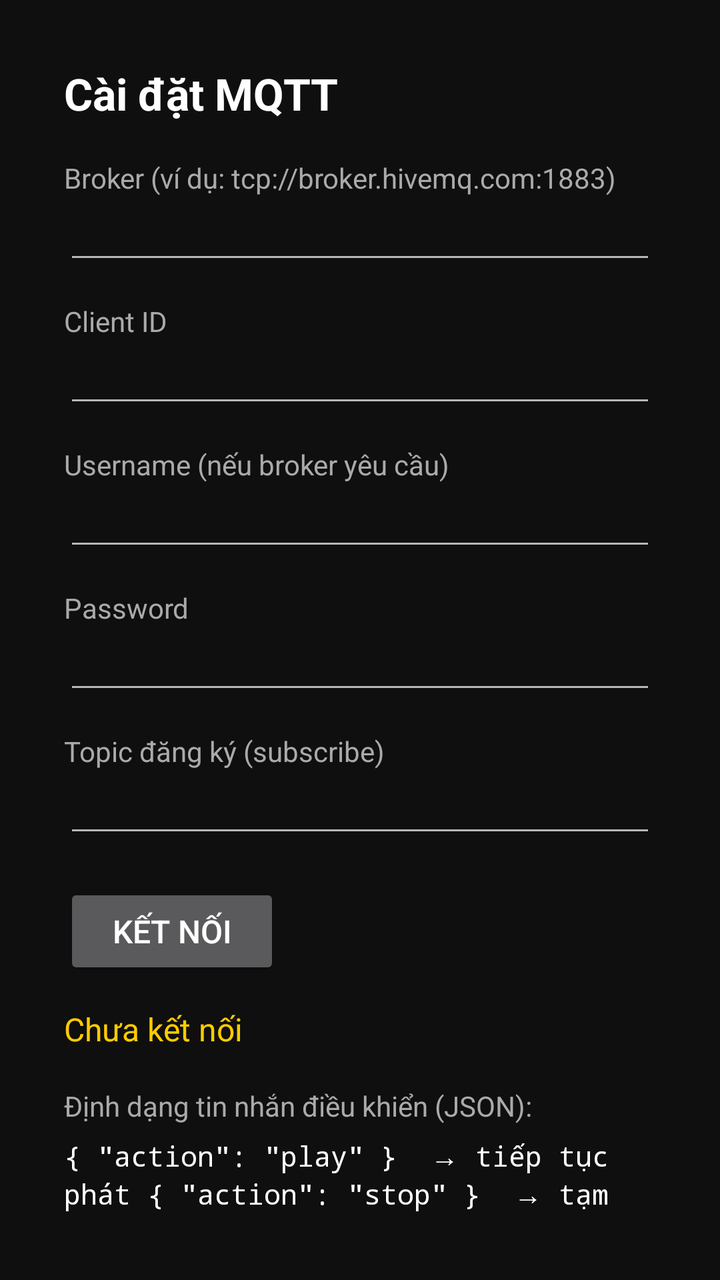
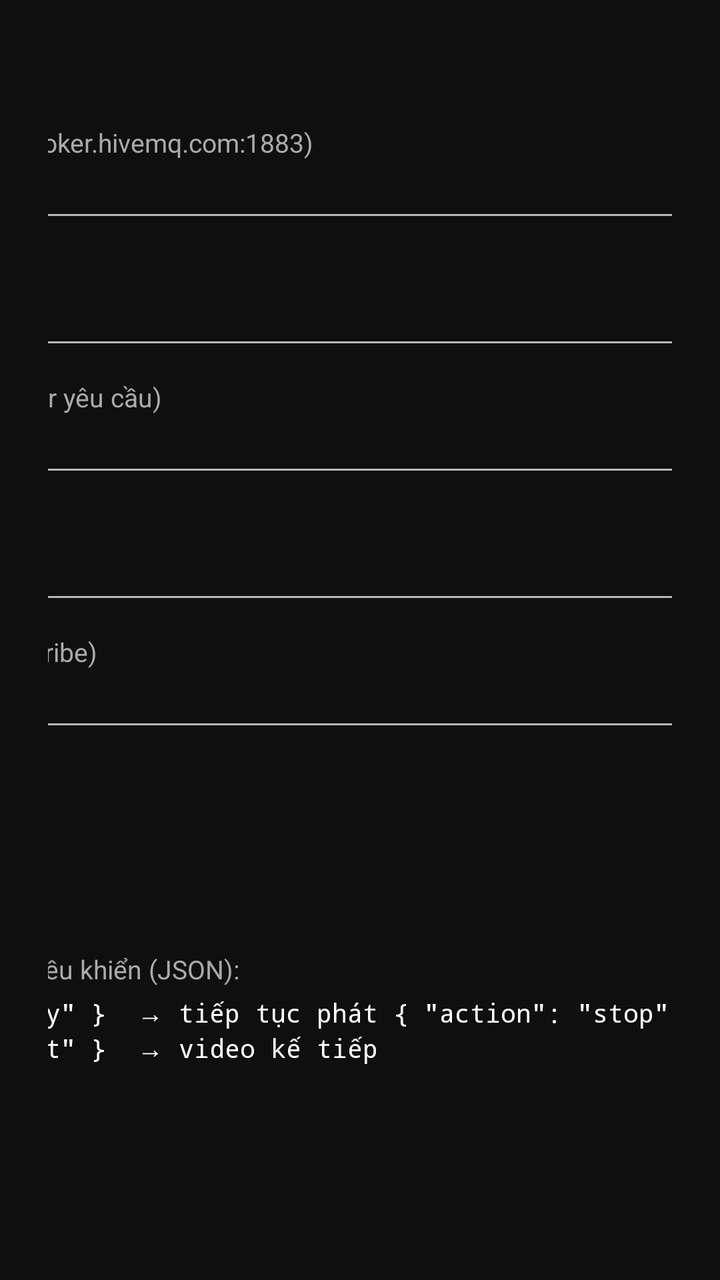

Compare the two renders of this Android layout. The source of the first and the diff that turns it into the second are given below.
<!-- AndroidManifest.xml: application theme Theme.AppCompat.NoActionBar -->
<!-- res/layout/activity_settings.xml -->
<?xml version="1.0" encoding="utf-8"?>
<LinearLayout xmlns:android="http://schemas.android.com/apk/res/android"
    android:orientation="vertical"
    android:padding="32dp"
    android:layout_width="match_parent"
    android:layout_height="match_parent"
    android:background="#0f0f0f">

    <TextView
        android:layout_width="wrap_content"
        android:layout_height="wrap_content"
        android:text="Cài đặt MQTT"
        android:textColor="#FFFFFF"
        android:textSize="22sp"
        android:textStyle="bold"
        android:layout_marginBottom="18dp" />

    <TextView
        android:layout_width="wrap_content"
        android:layout_height="wrap_content"
        android:text="Broker (ví dụ: tcp://broker.hivemq.com:1883)"
        android:textColor="#AAAAAA"
        android:textSize="14sp" />

    <EditText
        android:id="@+id/et_broker"
        android:layout_width="match_parent"
        android:layout_height="wrap_content"
        android:textSize="16sp"
        android:textColor="#FFFFFF"
        android:inputType="textUri"
        android:importantForAutofill="no"
        android:layout_marginBottom="14dp" />

    <TextView
        android:layout_width="wrap_content"
        android:layout_height="wrap_content"
        android:text="Client ID"
        android:textColor="#AAAAAA"
        android:textSize="14sp" />

    <EditText
        android:id="@+id/et_client_id"
        android:layout_width="match_parent"
        android:layout_height="wrap_content"
        android:textSize="16sp"
        android:textColor="#FFFFFF"
        android:inputType="text"
        android:importantForAutofill="no"
        android:layout_marginBottom="14dp" />

    <TextView
        android:layout_width="wrap_content"
        android:layout_height="wrap_content"
        android:text="Username (nếu broker yêu cầu)"
        android:textColor="#AAAAAA"
        android:textSize="14sp" />

    <EditText
        android:id="@+id/et_username"
        android:layout_width="match_parent"
        android:layout_height="wrap_content"
        android:textSize="16sp"
        android:textColor="#FFFFFF"
        android:inputType="text"
        android:importantForAutofill="no"
        android:layout_marginBottom="14dp" />

    <TextView
        android:layout_width="wrap_content"
        android:layout_height="wrap_content"
        android:text="Password"
        android:textColor="#AAAAAA"
        android:textSize="14sp" />

    <EditText
        android:id="@+id/et_password"
        android:layout_width="match_parent"
        android:layout_height="wrap_content"
        android:textSize="16sp"
        android:textColor="#FFFFFF"
        android:inputType="textPassword"
        android:importantForAutofill="no"
        android:layout_marginBottom="14dp" />

    <TextView
        android:layout_width="wrap_content"
        android:layout_height="wrap_content"
        android:text="Topic đăng ký (subscribe)"
        android:textColor="#AAAAAA"
        android:textSize="14sp" />

    <EditText
        android:id="@+id/et_topic"
        android:layout_width="match_parent"
        android:layout_height="wrap_content"
        android:textSize="16sp"
        android:textColor="#FFFFFF"
        android:inputType="text"
        android:importantForAutofill="no"
        android:layout_marginBottom="18dp" />

    <Button
        android:id="@+id/btn_connect"
        android:layout_width="wrap_content"
        android:layout_height="wrap_content"
        android:text="Kết nối"
        android:textSize="16sp"
        android:paddingStart="24dp"
        android:paddingEnd="24dp"
        android:layout_marginBottom="14dp" />

    <TextView
        android:id="@+id/tv_status"
        android:layout_width="wrap_content"
        android:layout_height="wrap_content"
        android:text="Chưa kết nối"
        android:textColor="#FFCC00"
        android:textSize="16sp"
        android:layout_marginBottom="18dp" />

    <TextView
        android:layout_width="wrap_content"
        android:layout_height="wrap_content"
        android:text="Định dạng tin nhắn điều khiển (JSON):"
        android:textColor="#AAAAAA"
        android:textSize="14sp" />

    <TextView
        android:layout_width="wrap_content"
        android:layout_height="wrap_content"
        android:text='{ "action": "play" }  → tiếp tục phát
{ "action": "stop" }  → tạm dừng
{ "action": "next" }  → video kế tiếp'
        android:textColor="#FFFFFF"
        android:textSize="14sp"
        android:fontFamily="monospace"
        android:layout_marginTop="6dp" />
</LinearLayout>
<!-- resources referenced by this layout -->
<resources>

</resources>

<!-- the commit's change to res/layout/activity_settings.xml (unified diff, before → after) -->
@@ -1,139 +1,148 @@
 <?xml version="1.0" encoding="utf-8"?>
 <LinearLayout xmlns:android="http://schemas.android.com/apk/res/android"
     android:orientation="vertical"
-    android:padding="32dp"
+    android:gravity="center_horizontal"
+    android:padding="24dp"
     android:layout_width="match_parent"
     android:layout_height="match_parent"
     android:background="#0f0f0f">
 
-    <TextView
-        android:layout_width="wrap_content"
-        android:layout_height="wrap_content"
-        android:text="Cài đặt MQTT"
-        android:textColor="#FFFFFF"
-        android:textSize="22sp"
-        android:textStyle="bold"
-        android:layout_marginBottom="18dp" />
+    <LinearLayout
+        android:orientation="vertical"
+        android:layout_width="560dp"
+        android:maxWidth="560dp"
+        android:layout_height="wrap_content">
 
-    <TextView
-        android:layout_width="wrap_content"
-        android:layout_height="wrap_content"
-        android:text="Broker (ví dụ: tcp://broker.hivemq.com:1883)"
-        android:textColor="#AAAAAA"
-        android:textSize="14sp" />
+        <TextView
+            android:layout_width="wrap_content"
+            android:layout_height="wrap_content"
+            android:text="Cài đặt MQTT"
+            android:textColor="#FFFFFF"
+            android:textSize="18sp"
+            android:textStyle="bold"
+            android:layout_marginBottom="14dp" />
 
-    <EditText
-        android:id="@+id/et_broker"
-        android:layout_width="match_parent"
-        android:layout_height="wrap_content"
-        android:textSize="16sp"
-        android:textColor="#FFFFFF"
-        android:inputType="textUri"
-        android:importantForAutofill="no"
-        android:layout_marginBottom="14dp" />
+        <TextView
+            android:layout_width="wrap_content"
+            android:layout_height="wrap_content"
+            android:text="Broker (ví dụ: tcp://broker.hivemq.com:1883)"
+            android:textColor="#AAAAAA"
+            android:textSize="13sp" />
 
-    <TextView
-        android:layout_width="wrap_content"
-        android:layout_height="wrap_content"
-        android:text="Client ID"
-        android:textColor="#AAAAAA"
-        android:textSize="14sp" />
+        <EditText
+            android:id="@+id/et_broker"
+            android:layout_width="match_parent"
+            android:layout_height="wrap_content"
+            android:textSize="14sp"
+            android:textColor="#FFFFFF"
+            android:inputType="textUri"
+            android:importantForAutofill="no"
+            android:layout_marginBottom="10dp" />
 
-    <EditText
-        android:id="@+id/et_client_id"
-        android:layout_width="match_parent"
-        android:layout_height="wrap_content"
-        android:textSize="16sp"
-        android:textColor="#FFFFFF"
-        android:inputType="text"
-        android:importantForAutofill="no"
-        android:layout_marginBottom="14dp" />
+        <TextView
+            android:layout_width="wrap_content"
+            android:layout_height="wrap_content"
+            android:text="Client ID"
+            android:textColor="#AAAAAA"
+            android:textSize="13sp" />
 
-    <TextView
-        android:layout_width="wrap_content"
-        android:layout_height="wrap_content"
-        android:text="Username (nếu broker yêu cầu)"
-        android:textColor="#AAAAAA"
-        android:textSize="14sp" />
+        <EditText
+            android:id="@+id/et_client_id"
+            android:layout_width="match_parent"
+            android:layout_height="wrap_content"
+            android:textSize="14sp"
+            android:textColor="#FFFFFF"
+            android:inputType="text"
+            android:importantForAutofill="no"
+            android:layout_marginBottom="10dp" />
 
-    <EditText
-        android:id="@+id/et_username"
-        android:layout_width="match_parent"
-        android:layout_height="wrap_content"
-        android:textSize="16sp"
-        android:textColor="#FFFFFF"
-        android:inputType="text"
-        android:importantForAutofill="no"
-        android:layout_marginBottom="14dp" />
+        <TextView
+            android:layout_width="wrap_content"
+            android:layout_height="wrap_content"
+            android:text="Username (nếu broker yêu cầu)"
+            android:textColor="#AAAAAA"
+            android:textSize="13sp" />
 
-    <TextView
-        android:layout_width="wrap_content"
-        android:layout_height="wrap_content"
-        android:text="Password"
-        android:textColor="#AAAAAA"
-        android:textSize="14sp" />
+        <EditText
+            android:id="@+id/et_username"
+            android:layout_width="match_parent"
+            android:layout_height="wrap_content"
+            android:textSize="14sp"
+            android:textColor="#FFFFFF"
+            android:inputType="text"
+            android:importantForAutofill="no"
+            android:layout_marginBottom="10dp" />
 
-    <EditText
-        android:id="@+id/et_password"
-        android:layout_width="match_parent"
-        android:layout_height="wrap_content"
-        android:textSize="16sp"
-        android:textColor="#FFFFFF"
-        android:inputType="textPassword"
-        android:importantForAutofill="no"
-        android:layout_marginBottom="14dp" />
+        <TextView
+            android:layout_width="wrap_content"
+            android:layout_height="wrap_content"
+            android:text="Password"
+            android:textColor="#AAAAAA"
+            android:textSize="13sp" />
 
-    <TextView
-        android:layout_width="wrap_content"
-        android:layout_height="wrap_content"
-        android:text="Topic đăng ký (subscribe)"
-        android:textColor="#AAAAAA"
-        android:textSize="14sp" />
+        <EditText
+            android:id="@+id/et_password"
+            android:layout_width="match_parent"
+            android:layout_height="wrap_content"
+            android:textSize="14sp"
+            android:textColor="#FFFFFF"
+            android:inputType="textPassword"
+            android:importantForAutofill="no"
+            android:layout_marginBottom="10dp" />
 
-    <EditText
-        android:id="@+id/et_topic"
-        android:layout_width="match_parent"
-        android:layout_height="wrap_content"
-        android:textSize="16sp"
-        android:textColor="#FFFFFF"
-        android:inputType="text"
-        android:importantForAutofill="no"
-        android:layout_marginBottom="18dp" />
+        <TextView
+            android:layout_width="wrap_content"
+            android:layout_height="wrap_content"
+            android:text="Topic đăng ký (subscribe)"
+            android:textColor="#AAAAAA"
+            android:textSize="13sp" />
 
-    <Button
-        android:id="@+id/btn_connect"
-        android:layout_width="wrap_content"
-        android:layout_height="wrap_content"
-        android:text="Kết nối"
-        android:textSize="16sp"
-        android:paddingStart="24dp"
-        android:paddingEnd="24dp"
-        android:layout_marginBottom="14dp" />
+        <EditText
+            android:id="@+id/et_topic"
+            android:layout_width="match_parent"
+            android:layout_height="wrap_content"
+            android:textSize="14sp"
+            android:textColor="#FFFFFF"
+            android:inputType="text"
+            android:importantForAutofill="no"
+            android:layout_marginBottom="14dp" />
 
-    <TextView
-        android:id="@+id/tv_status"
-        android:layout_width="wrap_content"
-        android:layout_height="wrap_content"
-        android:text="Chưa kết nối"
-        android:textColor="#FFCC00"
-        android:textSize="16sp"
-        android:layout_marginBottom="18dp" />
+        <Button
+            android:id="@+id/btn_connect"
+            android:layout_width="wrap_content"
+            android:layout_height="wrap_content"
+            android:minWidth="0dp"
+            android:text="Kết nối"
+            android:textSize="14sp"
+            android:paddingStart="20dp"
+            android:paddingEnd="20dp"
+            android:layout_marginBottom="10dp" />
 
-    <TextView
-        android:layout_width="wrap_content"
-        android:layout_height="wrap_content"
-        android:text="Định dạng tin nhắn điều khiển (JSON):"
-        android:textColor="#AAAAAA"
-        android:textSize="14sp" />
+        <TextView
+            android:id="@+id/tv_status"
+            android:layout_width="wrap_content"
+            android:layout_height="wrap_content"
+            android:text="Chưa kết nối"
+            android:textColor="#FFCC00"
+            android:textSize="14sp"
+            android:layout_marginBottom="14dp" />
 
-    <TextView
-        android:layout_width="wrap_content"
-        android:layout_height="wrap_content"
-        android:text='{ "action": "play" }  → tiếp tục phát
+        <TextView
+            android:layout_width="wrap_content"
+            android:layout_height="wrap_content"
+            android:text="Định dạng tin nhắn điều khiển (JSON):"
+            android:textColor="#AAAAAA"
+            android:textSize="13sp" />
+
+        <TextView
+            android:layout_width="wrap_content"
+            android:layout_height="wrap_content"
+            android:text='{ "action": "play" }  → tiếp tục phát
 { "action": "stop" }  → tạm dừng
 { "action": "next" }  → video kế tiếp'
-        android:textColor="#FFFFFF"
-        android:textSize="14sp"
-        android:fontFamily="monospace"
-        android:layout_marginTop="6dp" />
+            android:textColor="#FFFFFF"
+            android:textSize="13sp"
+            android:fontFamily="monospace"
+            android:layout_marginTop="4dp" />
+    </LinearLayout>
 </LinearLayout>
